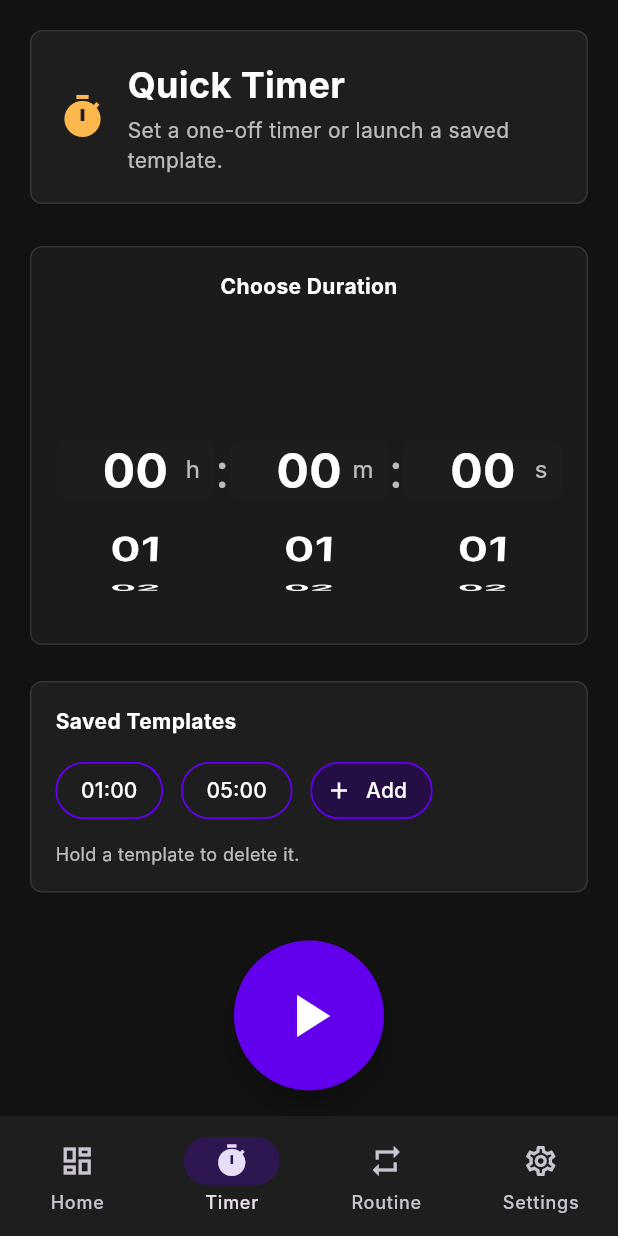
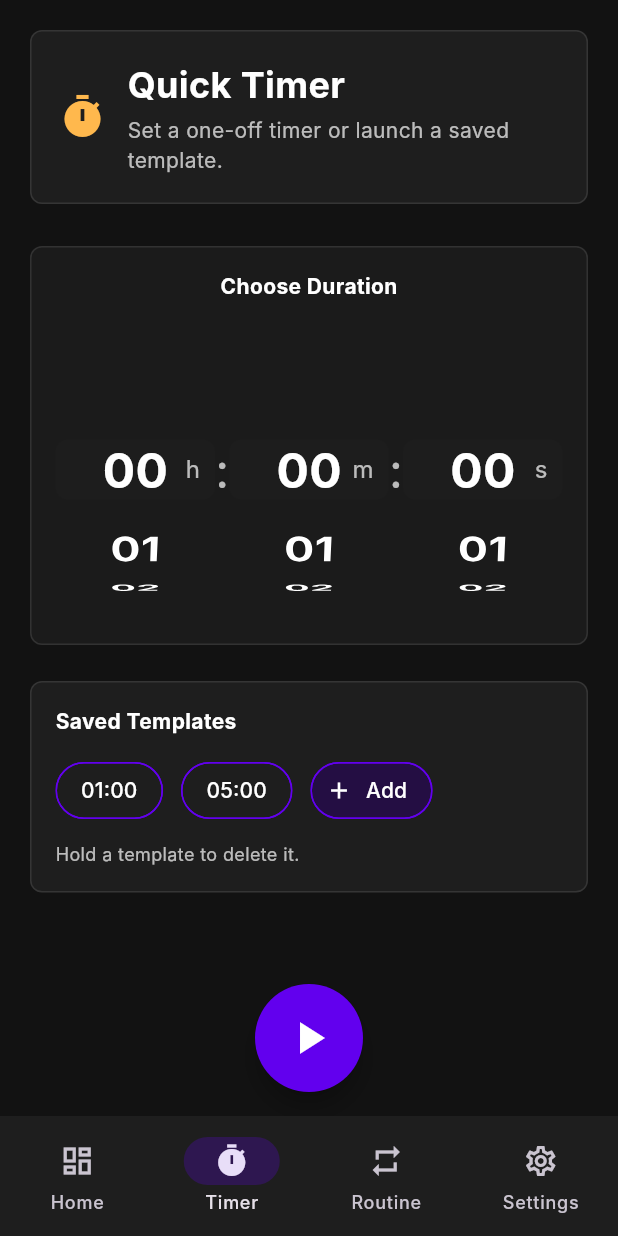
Before and after one commit to YRJ-10/Timer_Management, a Flutter app: the screen it shows after launch, item 2 of the bottom bar chosen, on a phone screen of 412 x 824 dp. Run offline on Flutter 3.47's test engine with Material 3 defaults, Android fonts, the phone set to English and light mode, and no system bars; our stand-ins replace audioplayers, shared_preferences, wakelock_plus; Roboto replaces fonts that are missing (Inter).

Commit message:
Play floating button

```diff
--- a/lib/screens/simple_timer_screen.dart
+++ b/lib/screens/simple_timer_screen.dart
@@ -320,8 +320,8 @@ class SimpleTimerScreen extends StatelessWidget {
     }
 
     return SizedBox(
-      width: 100,
-      height: 100,
+      width: 72,
+      height: 72,
       child: FloatingActionButton(
         heroTag: 'simple_play',
         onPressed: () {
@@ -337,7 +337,7 @@ class SimpleTimerScreen extends StatelessWidget {
         },
         backgroundColor: AppColors.primary,
         shape: const CircleBorder(),
-        child: const Icon(Icons.play_arrow, color: Colors.white, size: 48),
+        child: const Icon(Icons.play_arrow, color: Colors.white, size: 36),
       ),
     );
   }
@@ -349,15 +349,12 @@ class SimpleTimerScreen extends StatelessWidget {
         final showCountdown =
             provider.isRunning || provider.remainingSeconds > 0;
 
-        return LayoutBuilder(
-          builder: (context, constraints) {
-            return SingleChildScrollView(
-              child: ConstrainedBox(
-                constraints: BoxConstraints(minHeight: constraints.maxHeight),
-                child: Padding(
-                  padding: const EdgeInsets.all(20.0),
+        return Stack(
+          children: [
+            Positioned.fill(
+              child: SingleChildScrollView(
+                padding: const EdgeInsets.fromLTRB(20.0, 20.0, 20.0, 110.0),
                 child: Column(
-                    mainAxisAlignment: MainAxisAlignment.center,
                   children: [
                     _buildHeader(),
                     const SizedBox(height: 28),
@@ -365,15 +362,40 @@ class SimpleTimerScreen extends StatelessWidget {
                       _buildActiveTimer(provider)
                     else
                       _buildSetupTimer(context, provider),
-                      const SizedBox(height: 32),
-                      _buildControls(context, provider, showCountdown),
-                      const SizedBox(height: 32),
                   ],
                 ),
               ),
             ),
-            );
-          },
+            Positioned(
+              left: 0,
+              right: 0,
+              bottom: 0,
+              height: 100,
+              child: IgnorePointer(
+                child: Container(
+                  decoration: BoxDecoration(
+                    gradient: LinearGradient(
+                      begin: Alignment.topCenter,
+                      end: Alignment.bottomCenter,
+                      colors: [
+                        AppColors.background.withValues(alpha: 0.0),
+                        AppColors.background.withValues(alpha: 0.85),
+                        AppColors.background,
+                      ],
+                    ),
+                  ),
+                ),
+              ),
+            ),
+            Positioned(
+              left: 0,
+              right: 0,
+              bottom: 16,
+              child: Center(
+                child: _buildControls(context, provider, showCountdown),
+              ),
+            ),
+          ],
         );
       },
     );
```
Lines whose indentation alone changed are shown as unchanged.
